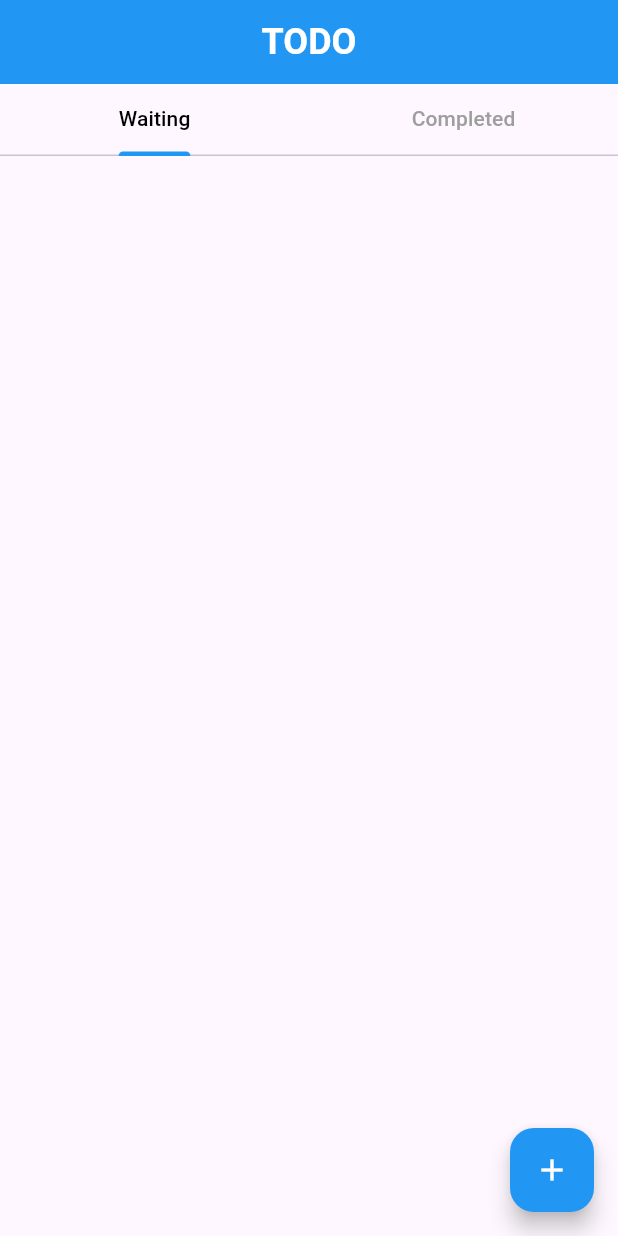
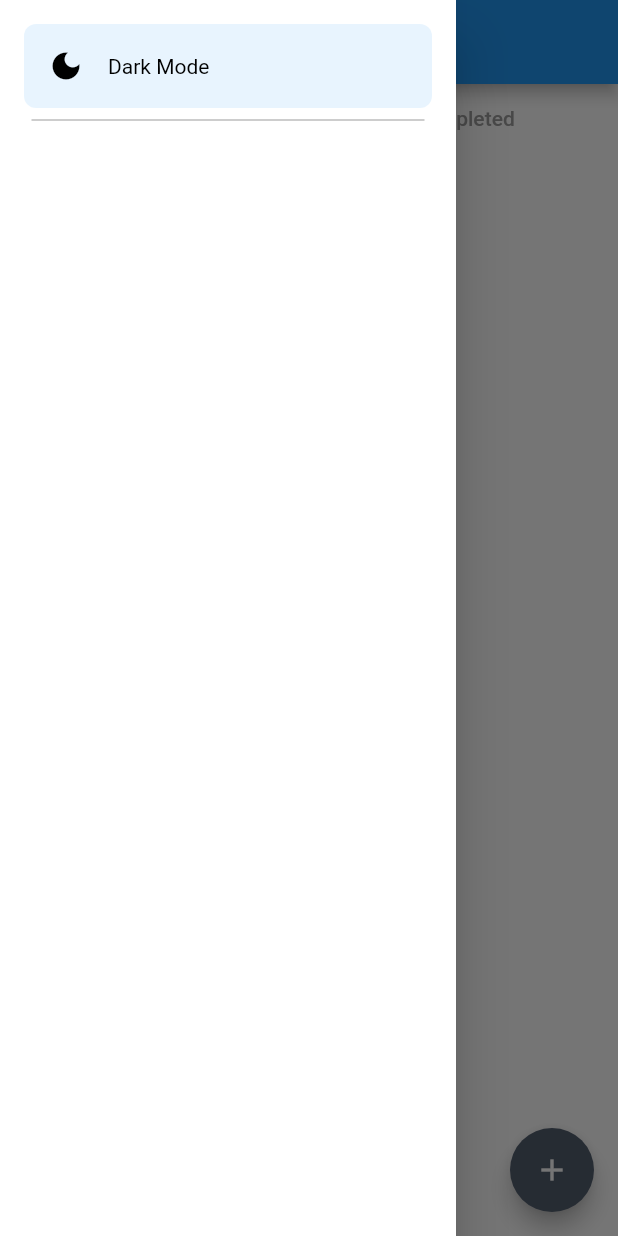
Before and after one commit to Salehahmedeus/to_do_lati, a Flutter app: the screen it shows after launch, with the side drawer open (before the commit the screen has no drawer), on a phone screen of 412 x 824 dp. Run offline on Flutter 3.47's test engine with Material 3 defaults, Android fonts, the light colour scheme and no system bars; our stand-ins replace google_fonts, shared_preferences, timeago; Roboto replaces fonts that are missing (Cairo).

Commit message:
first_commit_u_bitch

```diff
--- /dev/null
+++ b/l10n.yaml
@@ -0,0 +1,3 @@
+arb-dir: lib/l10n
+template-arb-file: app_en.arb
+output-localization-file: app_localizations.dart
--- a/lib/main.dart
+++ b/lib/main.dart
@@ -1,5 +1,10 @@
 import 'package:flutter/material.dart';
+import 'package:google_fonts/google_fonts.dart';
+import 'package:provider/provider.dart';
+import 'package:to_do_lati/providers/dark_mode_provider.dart';
+import 'package:to_do_lati/providers/task_provider.dart';
 import 'package:to_do_lati/screens/home_screen.dart';
+import 'package:flutter_localizations/flutter_localizations.dart';
 
 void main() {
   runApp(const MyApp());
@@ -8,18 +13,51 @@
 class MyApp extends StatelessWidget {
   const MyApp({super.key});
 
-  // This widget is the root of your application.
   @override
   Widget build(BuildContext context) {
-    return MaterialApp(
-      title: 'Flutter Demo',
-      theme: ThemeData(
-
-        colorScheme: ColorScheme.fromSeed(seedColor: Colors.deepPurple),
-        useMaterial3: true,
-      ),
-      home: const HomeScreen(),
-      debugShowCheckedModeBanner: false,
+    return MultiProvider(
+      providers: [
+        ChangeNotifierProvider<TasksProvider>(
+            create: (context) => TasksProvider()..getTasks()),
+        ChangeNotifierProvider<DarkModeProvider>(
+            create: (context) => DarkModeProvider()..getMode())
+      ],
+      child:
+          Consumer<DarkModeProvider>(builder: (context, darkModeConsumer, _) {
+        return MaterialApp(
+          localizationsDelegates: const [
+            GlobalMaterialLocalizations.delegate,
+            GlobalWidgetsLocalizations.delegate,
+            GlobalCupertinoLocalizations.delegate,
+          ],
+          supportedLocales: const [
+            Locale('en'), // English
+            Locale('es'), // Spanish
+            Locale('ar'), // arbic
+          ],
+          debugShowCheckedModeBanner: false,
+          title: 'Flutter Demo',
+          theme: ThemeData(
+            dividerTheme: DividerThemeData(
+              color: darkModeConsumer.isDark ? Colors.white24 : Colors.black26,
+            ),
+            tabBarTheme: TabBarTheme(
+                labelColor:
+                    darkModeConsumer.isDark ? Colors.white : Colors.blueGrey),
+            appBarTheme: const AppBarTheme(
+                centerTitle: true, backgroundColor: Colors.blue),
+            drawerTheme: DrawerThemeData(
+                backgroundColor:
+                    darkModeConsumer.isDark ? Colors.black : Colors.white),
+            scaffoldBackgroundColor:
+                darkModeConsumer.isDark ? Colors.black : Colors.white,
+            textTheme: GoogleFonts.cairoTextTheme(),
+            colorScheme: ColorScheme.fromSeed(seedColor: Colors.blue),
+            useMaterial3: false,
+          ),
+          home: const HomeScreen(),
+        );
+      }),
     );
   }
 }
--- a/lib/models/task_model.dart
+++ b/lib/models/task_model.dart
@@ -1,13 +1,34 @@
-
+import 'dart:convert';
 
 class TaskModel {
   String title;
-  String? subtitle;
+  String? subTitle;
   bool isCompleted;
-  DateTime createdAt;
-  TaskModel(
-      {required this.title,
-      this.subtitle,
-      this.isCompleted = false,
-      required this.createdAt});
+  String createdAt;
+
+  TaskModel({
+    required this.title,
+    this.subTitle,
+    this.isCompleted = false,
+    required this.createdAt,
+  });
+
+  factory TaskModel.fromRawJson(String str) =>
+      TaskModel.fromJson(json.decode(str));
+
+  String toRawJson() => json.encode(toJson());
+
+  factory TaskModel.fromJson(Map<String, dynamic> json) => TaskModel(
+        title: json["title"],
+        subTitle: json["sub_title"],
+        isCompleted: json["is_completed"],
+        createdAt: json["created_at"],
+      );
+
+  Map<String, dynamic> toJson() => {
+        "title": title,
+        "sub_title": subTitle,
+        "is_completed": isCompleted,
+        "created_at": createdAt,
+      };
 }
--- /dev/null
+++ b/lib/providers/dark_mode_provider.dart
@@ -0,0 +1,22 @@
+import 'package:flutter/material.dart';
+import 'package:shared_preferences/shared_preferences.dart';
+
+class DarkModeProvider with ChangeNotifier {
+  bool isDark = false;
+
+  switchMode() async {
+    SharedPreferences prefs = await SharedPreferences.getInstance();
+
+    isDark = !isDark;
+    prefs.setBool("isDark", isDark);
+    notifyListeners();
+  }
+
+  getMode() async {
+    SharedPreferences prefs = await SharedPreferences.getInstance();
+    isDark = prefs.getBool("isDark") ?? false;
+    notifyListeners();
+    // (prefs.getBool("isDark") == null ? false : prefs.getBool("isDark"))!;
+    // prefs.getBool("isDark") ?? false ;
+  }
+}
--- /dev/null
+++ b/lib/providers/task_provider.dart
@@ -0,0 +1,63 @@
+import 'dart:convert';
+
+import 'package:flutter/foundation.dart';
+import 'package:shared_preferences/shared_preferences.dart';
+import 'package:to_do_lati/models/task_model.dart';
+
+class TasksProvider with ChangeNotifier {
+  List<TaskModel> tasks = [];
+
+  addTask(TaskModel tm) {
+    tasks.add(tm);
+    storeTasks();
+    notifyListeners();
+  }
+
+  delete(TaskModel tm) {
+    tasks.remove(tm);
+    storeTasks();
+    notifyListeners();
+  }
+
+  edit(TaskModel tm, TaskModel oldTm) {
+    tasks.remove(oldTm);
+    tasks.add(tm);
+    storeTasks();
+
+    notifyListeners();
+  }
+
+  switchValue(TaskModel tm) {
+    tm.isCompleted = !tm.isCompleted;
+    storeTasks();
+
+    notifyListeners();
+  }
+
+  storeTasks() async {
+    SharedPreferences prefs = await SharedPreferences.getInstance();
+
+    var json =
+        jsonEncode(tasks.map((taskModel) => taskModel.toJson()).toList());
+
+    if (kDebugMode) {
+      print("JSON FROM STORE $json");
+    }
+    prefs.setString("tasks", json);
+    getTasks();
+  }
+
+  getTasks() async {
+    SharedPreferences prefs = await SharedPreferences.getInstance();
+
+    var data = prefs.getString("tasks");
+    if (kDebugMode) {
+      print("JSON FROM GET $data");
+    }
+    if (data != null) {
+      tasks = List<TaskModel>.from(
+          jsonDecode(data).map((x) => TaskModel.fromJson(x)));
+      notifyListeners();
+    }
+  }
+}
--- a/lib/screens/home_screen.dart
+++ b/lib/screens/home_screen.dart
@@ -1,7 +1,11 @@
 import 'package:flutter/material.dart';
-import 'package:to_do_lati/cards/task_card.dart';
-import 'package:to_do_lati/dialog/task_dialog.dart';
+import 'package:provider/provider.dart';
 import 'package:to_do_lati/models/task_model.dart';
+import 'package:to_do_lati/providers/dark_mode_provider.dart';
+import 'package:to_do_lati/providers/task_provider.dart';
+import 'package:to_do_lati/widgets/clickables/drawer_tile.dart';
+import 'package:to_do_lati/widgets/dialogs/add_task_dialog.dart';
+import 'package:to_do_lati/widgets/cards/task_card.dart';
 
 class HomeScreen extends StatefulWidget {
   const HomeScreen({
@@ -13,18 +17,44 @@ class HomeScreen extends StatefulWidget {
 }
 
 class _HomeScreenState extends State<HomeScreen> {
-  GlobalKey<FormState> formKey = GlobalKey<FormState>();
   TextEditingController taskTitleController = TextEditingController();
   TextEditingController taskSubtitleController = TextEditingController();
 
-  List<TaskModel> tasks = [];
+  @override
+  void initState() {
+    super.initState();
+  }
 
   @override
   Widget build(BuildContext context) {
+    return Consumer<DarkModeProvider>(builder: (context, darkModeConsumer, _) {
+      return Consumer<TasksProvider>(builder: (context, tasksConsumer, _) {
         return Scaffold(
+            drawer: Drawer(
+              child: SafeArea(
+                child: Padding(
+                  padding: const EdgeInsets.all(16.0),
+                  child: Column(
+                    children: [
+                      DrawerTile(
+                          text: darkModeConsumer.isDark
+                              ? "Light Mode"
+                              : "Dark Mode",
+                          onTab: () {
+                            Provider.of<DarkModeProvider>(context,
+                                    listen: false)
+                                .switchMode();
+                          },
+                          icon: darkModeConsumer.isDark
+                              ? Icons.light_mode
+                              : Icons.dark_mode),
+                    ],
+                  ),
+                ),
+              ),
+            ),
             floatingActionButton: FloatingActionButton(
-                backgroundColor: Colors.blue,
-        child: const Icon(Icons.add,color: Colors.white,),
+                child: const Icon(Icons.add),
                 onPressed: () {
                   showDialog(
                       context: context,
@@ -32,39 +62,24 @@ class _HomeScreenState extends State<HomeScreen> {
                         return AddTaskDialog(
                             titleController: taskTitleController,
                             subTitleController: taskSubtitleController,
-                formKey: formKey,
                             onTap: () {
-                  tasks.add(TaskModel(
+                              Provider.of<TasksProvider>(context, listen: false)
+                                  .addTask(TaskModel(
                                       title: taskTitleController.text,
-                      subtitle: taskSubtitleController.text.isEmpty
+                                      subTitle:
+                                          taskSubtitleController.text.isEmpty
                                               ? null
                                               : taskSubtitleController.text,
-                      createdAt: DateTime.now()));
-
-                  setState(() {});
-
+                                      createdAt:
+                                          DateTime.now().toIso8601String()));
                               taskTitleController.clear();
                               taskSubtitleController.clear();
-
                               Navigator.pop(context);
-                },
-              );
-            },
-          );
-        },
-      ),
+                            });
+                      });
+                }),
             appBar: AppBar(
-        centerTitle :true,
-        backgroundColor: Colors.blue,
-        title: const Text("TODO",
-        style: TextStyle(
-          color: Colors.white,
-          fontSize: 24,
-          fontWeight: FontWeight.bold,
-        ),
-
-        ),
-
+              title: const Text("TODO"),
             ),
             body: DefaultTabController(
               length: 2,
@@ -72,7 +87,6 @@ class _HomeScreenState extends State<HomeScreen> {
                 children: [
                   const TabBar(
                       isScrollable: false,
-              labelColor: Colors.black,
                       unselectedLabelColor: Colors.grey,
                       indicatorColor: Colors.blue,
                       tabs: [
@@ -81,63 +95,50 @@ class _HomeScreenState extends State<HomeScreen> {
                         ),
                         Tab(
                           text: "Completed",
-                ),
-              ],
-            ),
+                        )
+                      ]),
                   Expanded(
                     child: TabBarView(
                         physics: const NeverScrollableScrollPhysics(),
                         children: [
                           ListView.builder(
                             padding: const EdgeInsets.all(24),
-                    itemCount: tasks.length,
+                            itemCount: tasksConsumer.tasks.length,
                             itemBuilder: (context, index) {
-                      return tasks[index].isCompleted
+                              return tasksConsumer.tasks[index].isCompleted
                                   ? const SizedBox()
                                   : TaskCard(
-                              taskModel: tasks[index],
+                                      taskModel: tasksConsumer.tasks[index],
                                       onTap: () {
-                                setState(() {
-                                  tasks[index].isCompleted =
-                                      !tasks[index].isCompleted;
+                                        Provider.of<TasksProvider>(context,
+                                                listen: false)
+                                            .switchValue(
+                                                tasksConsumer.tasks[index]);
                                       });
-                              },
-                              delete: () {
-                                setState(() {
-                                  tasks.removeAt(index);
-                                });
-                              },
-                            );
                             },
                           ),
                           ListView.builder(
                             padding: const EdgeInsets.all(24),
-                    itemCount: tasks.length,
+                            itemCount: tasksConsumer.tasks.length,
                             itemBuilder: (context, index) {
-                      return !tasks[index].isCompleted
+                              return !tasksConsumer.tasks[index].isCompleted
                                   ? const SizedBox()
                                   : TaskCard(
-                              taskModel: tasks[index],
+                                      taskModel: tasksConsumer.tasks[index],
                                       onTap: () {
-                                setState(() {
-                                  tasks[index].isCompleted =
-                                      !tasks[index].isCompleted;
+                                        Provider.of<TasksProvider>(context,
+                                                listen: false)
+                                            .switchValue(
+                                                tasksConsumer.tasks[index]);
                                       });
                             },
-                              delete: () {
-                                setState(() {
-                                  tasks.removeAt(index);
-                                });
-                              },
-                            );
-                    },
                           ),
+                        ]),
+                  )
                 ],
               ),
-            ),
-          ],
-        ),
-      ),
-    );
+            ));
+      });
+    });
   }
 }
--- /dev/null
+++ b/lib/widgets/clickables/drawer_tile.dart
@@ -0,0 +1,64 @@
+import 'package:flutter/material.dart';
+import 'package:provider/provider.dart';
+import 'package:to_do_lati/providers/dark_mode_provider.dart';
+
+class DrawerTile extends StatelessWidget {
+  const DrawerTile(
+      {super.key,
+      required this.text,
+      required this.onTab,
+      required this.icon,
+      this.withDivider = true});
+  final String text;
+  final Function onTab;
+  final IconData icon;
+  final bool withDivider;
+  @override
+  Widget build(BuildContext context) {
+    return Consumer<DarkModeProvider>(builder: (context, darkModeConsumer, _) {
+      return Column(
+        children: [
+          GestureDetector(
+            onTap: () {
+              onTab();
+            },
+            child: Container(
+              decoration: BoxDecoration(
+                  borderRadius: BorderRadius.circular(8),
+                  color: darkModeConsumer.isDark
+                      ? Colors.white24
+                      : Colors.blue.withOpacity(0.1)),
+              child: Padding(
+                padding: const EdgeInsets.all(16.0),
+                child: Row(
+                  children: [
+                    Icon(icon,
+                        color: darkModeConsumer.isDark
+                            ? Colors.white60
+                            : Colors.black),
+                    const SizedBox(
+                      width: 16,
+                    ),
+                    Text(
+                      text,
+                      style: TextStyle(
+                          color: darkModeConsumer.isDark
+                              ? Colors.white60
+                              : Colors.black),
+                    )
+                  ],
+                ),
+              ),
+            ),
+          ),
+          if (withDivider)
+            const Divider(
+              thickness: 1,
+              endIndent: 5,
+              indent: 5,
+            ),
+        ],
+      );
+    });
+  }
+}
```
Also changed, not shown: lib/cards/task_card.dart (deleted, +0 -114 lines), lib/l10n/app_ar.arb (added, +15 -0 lines), lib/l10n/app_en.arb (added, +15 -0 lines), lib/l10n/app_es.arb (added, +15 -0 lines), lib/screens/task_details_screen.dart (+28 -15 lines), lib/widgets/cards/task_card.dart (added, +102 -0 lines), lib/widgets/dialogs/add_task_dialog.dart (renamed from lib/dialog/task_dialog.dart, +14 -20 lines), pubspec.yaml (+9 -3 lines), pubspec.lock, 1 other file. Lines whose indentation alone changed are shown as unchanged.
